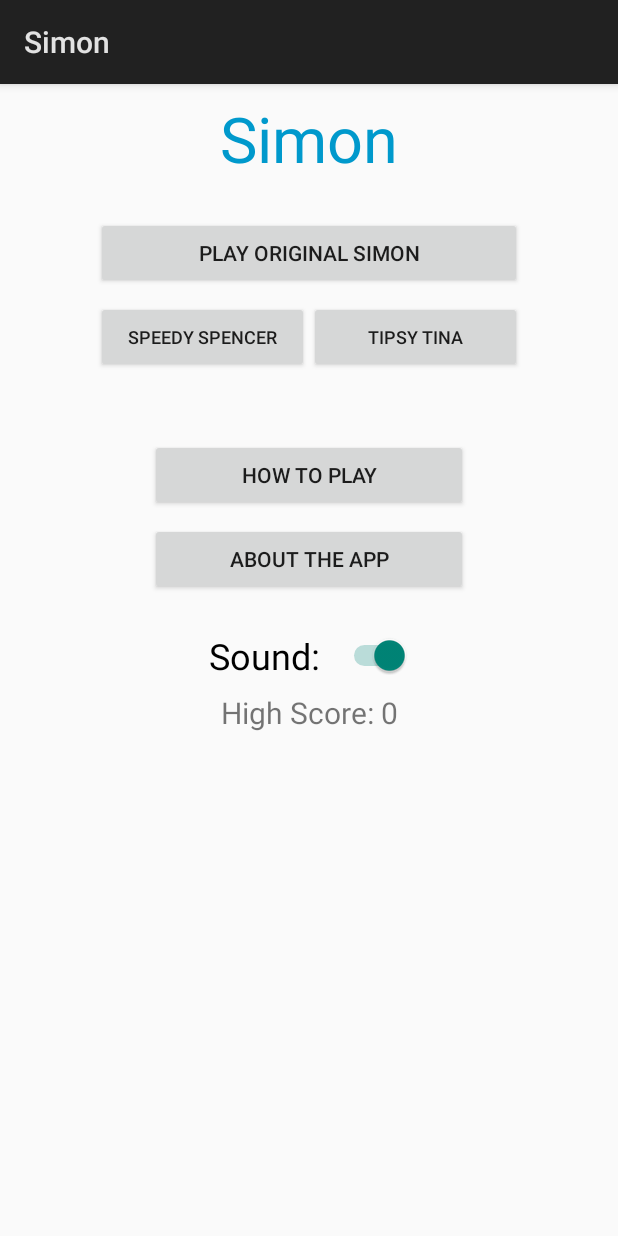
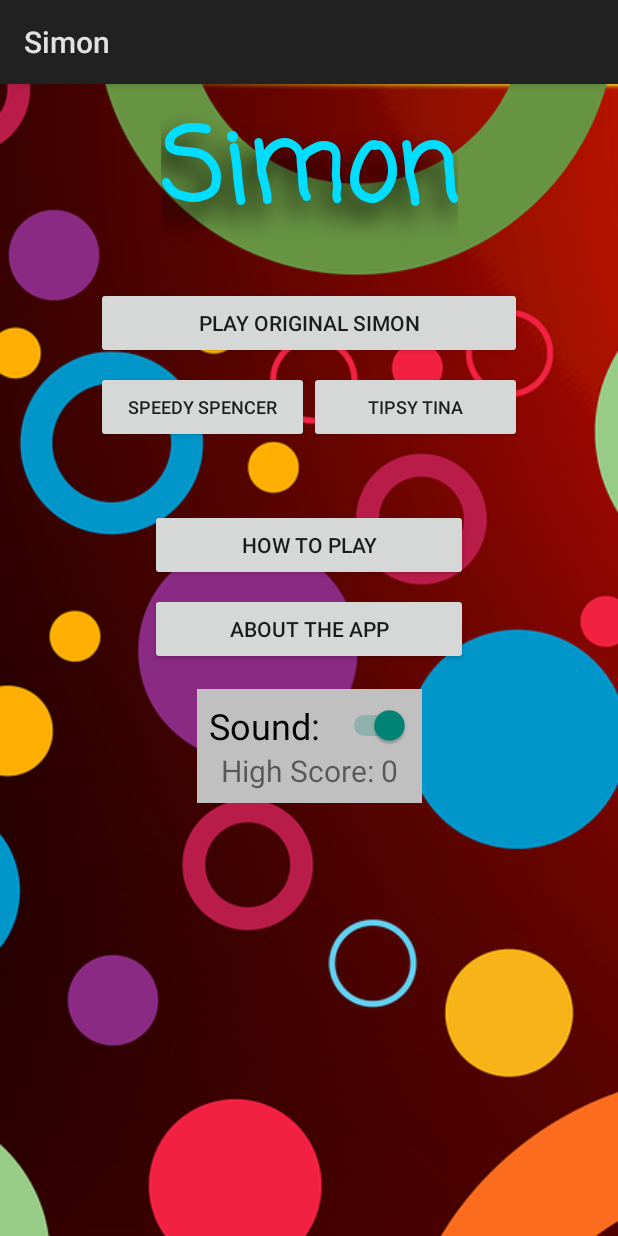
Before and after one commit to HarrisonWelch/Simon, an Android app: the screen it shows after launch (MainActivity), on a phone screen of 412 x 824 dp. Run offline under Robolectric (Android 15) with nearby library versions, the phone set to English and light mode, and no system bars.

Commit message:
update Main Menu activity

```diff
--- a/app/src/main/res/layout-land/activity_main.xml
+++ b/app/src/main/res/layout-land/activity_main.xml
@@ -6,16 +6,30 @@
     android:layout_width="match_parent"
     android:layout_height="match_parent">
 
+    <ImageView
+        android:id="@+id/imageView2"
+        android:layout_width="wrap_content"
+        android:layout_height="wrap_content"
+        android:scaleType="matrix"
+        android:src="@drawable/circles_bg" />
+
     <TextView
-        android:id="@+id/textView14"
+        android:id="@+id/textView11"
         android:layout_width="wrap_content"
         android:layout_height="wrap_content"
         android:layout_marginEnd="8dp"
         android:layout_marginStart="8dp"
         android:layout_marginTop="8dp"
+        android:elevation="12dp"
+        android:fontFamily="casual"
+        android:shadowColor="#000000"
+        android:shadowDx="-8"
+        android:shadowDy="15"
+        android:shadowRadius="20"
         android:text="Simon"
-        android:textColor="@android:color/holo_blue_dark"
+        android:textColor="@android:color/holo_blue_bright"
         android:textSize="42sp"
+        android:textStyle="bold"
         app:layout_constraintEnd_toEndOf="parent"
         app:layout_constraintStart_toStartOf="parent"
         app:layout_constraintTop_toTopOf="parent" />
@@ -26,11 +40,11 @@
         android:layout_height="wrap_content"
         android:layout_marginEnd="56dp"
         android:layout_marginStart="56dp"
-        android:layout_marginTop="8dp"
         android:text="Play Original Simon"
+        app:layout_constraintTop_toBottomOf="@id/textView11"
         app:layout_constraintEnd_toEndOf="parent"
         app:layout_constraintStart_toStartOf="parent"
-        app:layout_constraintTop_toBottomOf="@+id/textView14" />
+        tools:layout_editor_absoluteY="73dp" />
 
     <Button
         android:id="@+id/button_playMode2"
@@ -78,31 +92,40 @@
         app:layout_constraintStart_toEndOf="@+id/button_howToPlay"
         app:layout_constraintTop_toTopOf="@+id/button_howToPlay" />
 
-    <Switch
-        android:id="@+id/switch_sound"
+    <LinearLayout
         android:layout_width="wrap_content"
         android:layout_height="wrap_content"
         android:layout_marginBottom="8dp"
-        android:layout_marginStart="8dp"
-        android:layout_marginTop="8dp"
-        android:checked="true"
-        android:text="Sound:  "
-        android:textSize="24sp"
-        app:layout_constraintBottom_toBottomOf="parent"
-        app:layout_constraintEnd_toStartOf="@+id/textview_maxScore"
-        app:layout_constraintStart_toStartOf="parent"
-        app:layout_constraintTop_toBottomOf="@+id/button_howToPlay"
-        app:layout_constraintVertical_bias="0.0" />
-
-    <TextView
-        android:id="@+id/textview_maxScore"
-        android:layout_width="wrap_content"
-        android:layout_height="wrap_content"
         android:layout_marginEnd="8dp"
         android:layout_marginStart="8dp"
-        android:text="TextView"
-        android:textSize="24sp"
+        android:background="#c0c0c0 "
+        android:orientation="horizontal"
+        android:padding="8dp"
+        app:layout_constraintBottom_toBottomOf="parent"
         app:layout_constraintEnd_toEndOf="parent"
-        app:layout_constraintStart_toEndOf="@+id/switch_sound"
-        app:layout_constraintTop_toTopOf="@+id/switch_sound" />
+        app:layout_constraintStart_toStartOf="parent"
+        app:layout_constraintTop_toBottomOf="@id/button_about">
+
+        <Switch
+            android:id="@+id/switch_sound"
+            android:layout_width="wrap_content"
+            android:layout_height="wrap_content"
+            android:layout_weight="1"
+            android:checked="true"
+            android:text="Sound:  "
+            android:textSize="24sp" />
+
+        <TextView
+            android:id="@+id/textview_maxScore"
+            android:layout_width="match_parent"
+            android:layout_height="wrap_content"
+            android:layout_weight="1"
+            android:text="High Score: "
+            android:textAlignment="center"
+            android:textSize="20sp"
+            tools:layout_editor_absoluteX="133dp"
+            tools:layout_editor_absoluteY="0dp" />
+
+    </LinearLayout>
+
 </android.support.constraint.ConstraintLayout>
--- a/app/src/main/res/layout/activity_main.xml
+++ b/app/src/main/res/layout/activity_main.xml
@@ -6,6 +6,16 @@
     android:layout_height="match_parent"
     tools:context="com.harrisonwelch.simon.MainActivity">
 
+    <ImageView
+        android:id="@+id/imageView"
+        android:layout_width="wrap_content"
+        android:layout_height="wrap_content"
+        android:backgroundTintMode="src_atop"
+        android:foregroundTint="#000000"
+        android:foregroundTintMode="screen"
+        android:scaleType="matrix"
+        android:src="@drawable/circles_bg" />
+
     <TextView
         android:id="@+id/textView"
         android:layout_width="wrap_content"
@@ -13,9 +23,16 @@
         android:layout_marginEnd="8dp"
         android:layout_marginStart="8dp"
         android:layout_marginTop="8dp"
+        android:elevation="12dp"
+        android:fontFamily="casual"
+        android:shadowColor="#000000"
+        android:shadowDx="-8"
+        android:shadowDy="15"
+        android:shadowRadius="20"
         android:text="Simon"
-        android:textColor="@android:color/holo_blue_dark"
-        android:textSize="42sp"
+        android:textColor="@android:color/holo_blue_bright"
+        android:textSize="68sp"
+        android:textStyle="bold"
         app:layout_constraintEnd_toEndOf="parent"
         app:layout_constraintStart_toStartOf="parent"
         app:layout_constraintTop_toTopOf="parent" />
@@ -38,8 +55,8 @@
         android:layout_height="wrap_content"
         android:layout_marginStart="64dp"
         android:layout_marginTop="8dp"
+        android:text="speedy spencer"
         android:textSize="12sp"
-        android:text="speedy spencer"
         app:layout_constraintEnd_toStartOf="@+id/button_playMode3"
         app:layout_constraintStart_toStartOf="parent"
         app:layout_constraintTop_toBottomOf="@+id/button_play" />
@@ -50,8 +67,8 @@
         android:layout_height="wrap_content"
         android:layout_marginEnd="64dp"
         android:layout_marginTop="8dp"
+        android:text="Tipsy Tina"
         android:textSize="12sp"
-        android:text="Tipsy Tina"
         app:layout_constraintEnd_toEndOf="parent"
         app:layout_constraintStart_toEndOf="@+id/button_playMode2"
         app:layout_constraintTop_toBottomOf="@+id/button_play" />
@@ -80,33 +97,42 @@
         app:layout_constraintStart_toStartOf="parent"
         app:layout_constraintTop_toBottomOf="@+id/button_howToPlay" />
 
-    <Switch
-        android:id="@+id/switch_sound"
+    <LinearLayout
         android:layout_width="wrap_content"
         android:layout_height="wrap_content"
         android:layout_marginBottom="8dp"
         android:layout_marginEnd="8dp"
         android:layout_marginStart="8dp"
-        android:layout_marginTop="24dp"
-        android:checked="true"
-        android:text="Sound:  "
-        android:textSize="24sp"
+        android:layout_marginTop="16dp"
+        android:background="#c0c0c0 "
+        android:orientation="vertical"
+        android:padding="8dp"
         app:layout_constraintBottom_toBottomOf="parent"
         app:layout_constraintEnd_toEndOf="parent"
         app:layout_constraintStart_toStartOf="parent"
-        app:layout_constraintTop_toBottomOf="@+id/button_about"
-        app:layout_constraintVertical_bias="0.0" />
+        app:layout_constraintTop_toBottomOf="@id/button_about"
+        app:layout_constraintVertical_bias="0.0">
 
-    <TextView
-        android:id="@+id/textview_maxScore"
-        android:layout_width="wrap_content"
-        android:layout_height="wrap_content"
-        android:layout_marginEnd="8dp"
-        android:layout_marginStart="8dp"
-        android:layout_marginTop="8dp"
-        android:text="High Score: "
-        android:textSize="20sp"
-        app:layout_constraintEnd_toEndOf="parent"
-        app:layout_constraintStart_toStartOf="parent"
-        app:layout_constraintTop_toBottomOf="@+id/switch_sound" />
+        <Switch
+            android:id="@+id/switch_sound"
+            android:layout_width="wrap_content"
+            android:layout_height="wrap_content"
+            android:layout_weight="1"
+            android:checked="true"
+            android:text="Sound:  "
+            android:textSize="24sp" />
+
+        <TextView
+            android:id="@+id/textview_maxScore"
+            android:layout_width="match_parent"
+            android:layout_height="wrap_content"
+            android:layout_weight="1"
+            android:text="High Score: "
+            android:textAlignment="center"
+            android:textSize="20sp"
+            tools:layout_editor_absoluteX="133dp"
+            tools:layout_editor_absoluteY="0dp" />
+
+    </LinearLayout>
+
 </android.support.constraint.ConstraintLayout>
```
Also changed, not shown: app/src/main/res/drawable/circles_bg.png (added).
